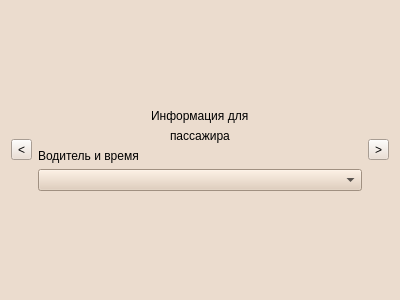
Above: carwindow.ui from WvLadIck/TripLink before the change. Below: the same form after it.
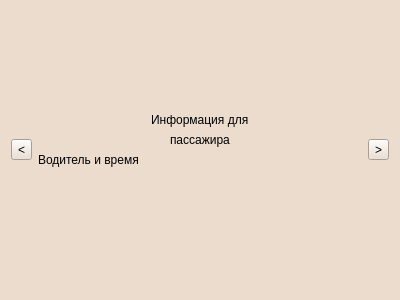
That is the form after the change.

```diff
--- a/carwindow.ui
+++ b/carwindow.ui
@@ -60,9 +60,13 @@
         </widget>
        </item>
        <item>
-        <widget class="QComboBox" name="comboBox_drive">
+        <widget class="QLabel" name="label_name">
          <property name="styleSheet">
-          <string notr="true">background-color: rgb(224, 202, 180);</string>
+          <string notr="true">background-color: rgb(235, 220, 206);
+</string>
+         </property>
+         <property name="text">
+          <string/>
          </property>
         </widget>
        </item>
```
